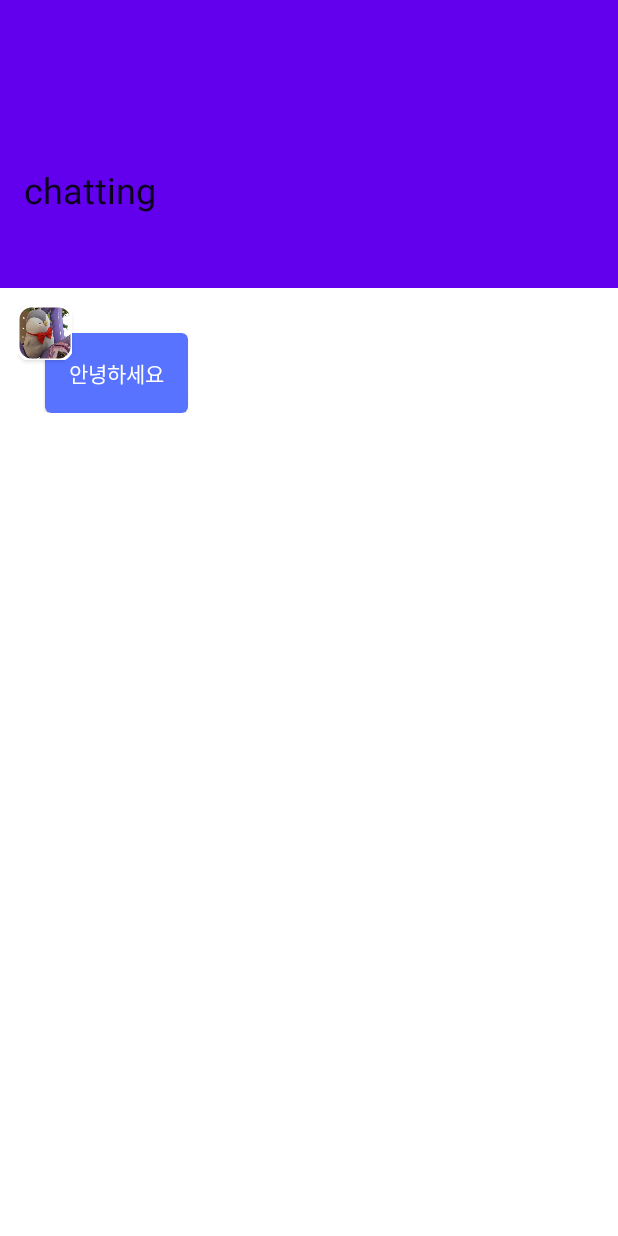
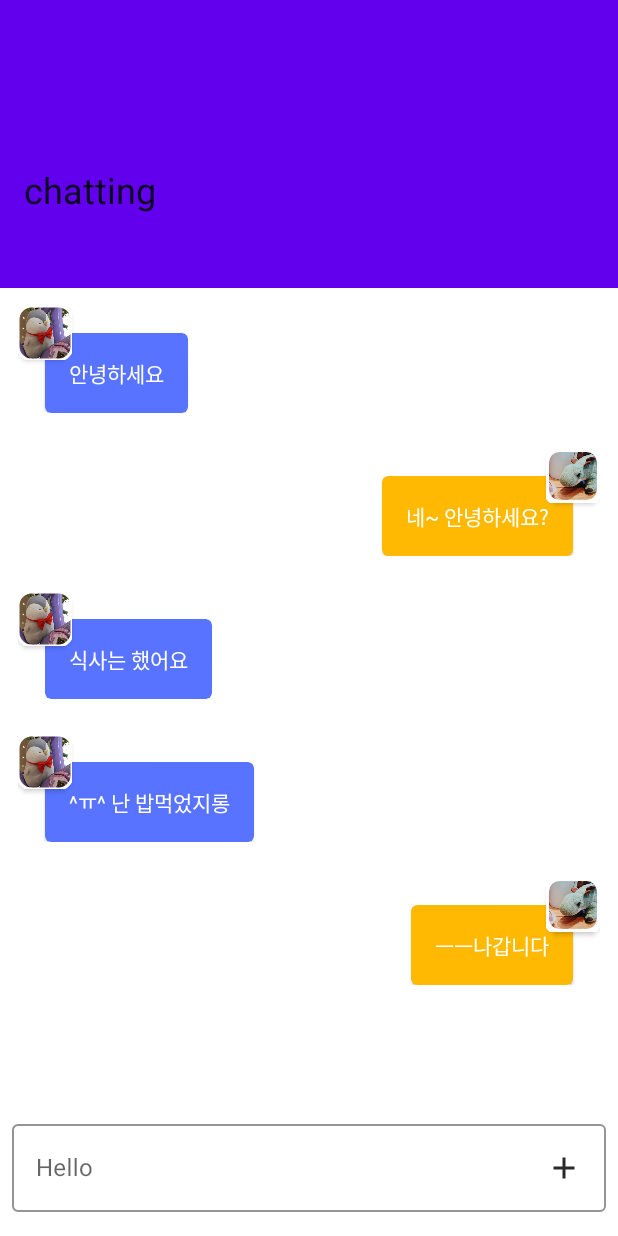
Before and after one commit to hakzzang/Burnout, an Android app: the MissionActivity screen opened directly, with no data from a screen before it, on a phone screen of 412 x 824 dp. Run offline under Robolectric (Android 15) with nearby library versions, the phone set to English and light mode, and no system bars; our stand-ins replace CircleImageView, data binding.

Commit message:
Revert "close #22 스크립트 매니저 추가하기"

```diff
--- a/app/src/main/java/com/hbs/burnout/core/BaseActivity.kt
+++ b/app/src/main/java/com/hbs/burnout/core/BaseActivity.kt
@@ -110,8 +110,6 @@ abstract class BaseActivity<B : ViewDataBinding> : AppCompatActivity() {
                     rootView, R.attr.colorSurface
                 ))
 
-            setEnterSharedElementCallback(MaterialContainerTransformSharedElementCallback())
-            setExitSharedElementCallback(MaterialContainerTransformSharedElementCallback())
             window.sharedElementsUseOverlay = false
             window.sharedElementEnterTransition = enterTransition
             window.sharedElementReturnTransition = returnTransition
--- a/app/src/main/java/com/hbs/burnout/model/Chatting.kt
+++ b/app/src/main/java/com/hbs/burnout/model/Chatting.kt
@@ -1,6 +1,6 @@
 package com.hbs.burnout.model
 
-data class Chatting(var user:Int, var message:String, var event:Int, var id:Int){
+data class Chatting(val user:Int, val message:String, val event:Int){
     var userType : UserType = UserType.YOU
     var eventType : EventType = EventType.CHATTING
     fun parse(){
--- a/app/src/main/java/com/hbs/burnout/ui/mission/ChattingAdapter.kt
+++ b/app/src/main/java/com/hbs/burnout/ui/mission/ChattingAdapter.kt
@@ -11,7 +11,7 @@ import com.hbs.burnout.databinding.ItemYourChattingBinding
 import com.hbs.burnout.model.Chatting
 
 class ChattingAdapter : ListAdapter<Chatting, RecyclerView.ViewHolder>(object : DiffUtil.ItemCallback<Chatting>() {
-    override fun areItemsTheSame(oldItem: Chatting, newItem: Chatting): Boolean = oldItem.message == newItem.message
+    override fun areItemsTheSame(oldItem: Chatting, newItem: Chatting): Boolean = oldItem == newItem
     override fun areContentsTheSame(oldItem: Chatting, newItem: Chatting): Boolean = oldItem.user == newItem.user && oldItem.message == newItem.message
 }) {
     override fun onCreateViewHolder(parent: ViewGroup, viewType: Int): RecyclerView.ViewHolder {
--- a/app/src/main/java/com/hbs/burnout/ui/mission/MissionActivity.kt
+++ b/app/src/main/java/com/hbs/burnout/ui/mission/MissionActivity.kt
@@ -4,21 +4,16 @@ import android.os.Build
 import android.os.Bundle
 import android.view.Window
 import androidx.activity.viewModels
-import androidx.lifecycle.Observer
 import androidx.recyclerview.widget.LinearLayoutManager
 import com.google.android.material.transition.platform.MaterialContainerTransformSharedElementCallback
 import com.hbs.burnout.core.BaseActivity
 import com.hbs.burnout.databinding.ActivityMissionBinding
-import com.hbs.burnout.utils.TransitionConfigure
+import com.hbs.burnout.model.Chatting
 import com.hbs.burnout.utils.TransitionNavigation
 
 class MissionActivity : BaseActivity<ActivityMissionBinding>() {
-    private val missionNumber = 0
     private val viewModel by viewModels<MissionViewModel>()
-    private val chattingAdapter by lazy{
-        ChattingAdapter()
-    }
-
+    private val chattingAdapter = ChattingAdapter()
     override fun bindBinding() = ActivityMissionBinding.inflate(layoutInflater)
 
     override fun isUseTransition(): Boolean = true
@@ -33,33 +28,23 @@ class MissionActivity : BaseActivity<ActivityMissionBinding>() {
     }
 
     override fun transitionLogic() {
-        val transitionType = intent.getStringExtra(TransitionConfigure.TRANSITION_TYPE)
-        if(transitionType==TransitionConfigure.ARC_TYPE){
-            setArcTransition(binding.root, TransitionNavigation.MISSION)
-        }else{
-            setHoldContainerTransition(binding.root, TransitionNavigation.MISSION)
-        }
-
+        setHoldContainerTransition(binding.root, TransitionNavigation.MISSION)
     }
 
     override fun onCreate(savedInstanceState: Bundle?) {
         super.onCreate(savedInstanceState)
         initView(binding)
-        observeViewModel()
     }
 
     private fun initView(binding:ActivityMissionBinding){
-        binding.rvChatting.apply {
-            itemAnimator = null // remove update animation
-            adapter = chattingAdapter
-            layoutManager = LinearLayoutManager(this@MissionActivity)
-        }
-
-    }
-
-    private fun observeViewModel(){
-        viewModel.makeScriptLiveData(missionNumber).observe(this, Observer{
-            chattingAdapter.submitList(it.toList())
-        })
+        binding.rvChatting.adapter = chattingAdapter
+        binding.rvChatting.layoutManager = LinearLayoutManager(this)
+        chattingAdapter.submitList(listOf(
+            Chatting(0, "안녕하세요", 0),
+            Chatting(1, "네~ 안녕하세요?", 0),
+            Chatting(0, "식사는 했어요", 0),
+            Chatting(0, "^ㅠ^ 난 밥먹었지롱", 0),
+            Chatting(1, "ㅡㅡ나갑니다", 0)
+        ))
     }
 }
--- a/app/src/main/java/com/hbs/burnout/ui/mission/MissionViewModel.kt
+++ b/app/src/main/java/com/hbs/burnout/ui/mission/MissionViewModel.kt
@@ -2,18 +2,7 @@ package com.hbs.burnout.ui.mission
 
 import androidx.hilt.lifecycle.ViewModelInject
 import androidx.lifecycle.ViewModel
-import androidx.lifecycle.liveData
-import androidx.lifecycle.viewModelScope
-import com.hbs.burnout.model.Chatting
-import com.hbs.burnout.utils.ScriptManager
-import com.hbs.burnout.utils.ScriptManagerImpl
-import kotlinx.coroutines.Dispatchers
 
 class MissionViewModel @ViewModelInject constructor() : ViewModel() {
-    private val scriptManager: ScriptManager = ScriptManagerImpl()
 
-    fun makeScriptLiveData(missionNumber: Int) =
-        liveData<List<Chatting>>(context = viewModelScope.coroutineContext + Dispatchers.IO) {
-            scriptManager.playScript(missionNumber, this)
-        }
 }
--- a/app/src/main/java/com/hbs/burnout/utils/ScriptManager.kt
+++ /dev/null
@@ -1,76 +0,0 @@
-package com.hbs.burnout.utils
-
-import androidx.lifecycle.LiveDataScope
-import com.hbs.burnout.model.Chatting
-import kotlinx.coroutines.delay
-
-object ScriptConfiguration {
-    const val READING_SPEED = 250
-}
-
-interface ScriptManager {
-    //scriptCallback은 Chatting 클래스에서 대본의 정보를 모두 담고 있고,
-    //String을 통해서 speed에 따른 말하는 내용이 담겨져 있습니다.
-    suspend fun playScript(missionNumber: Int, liveDataScope: LiveDataScope<List<Chatting>>)
-}
-
-class ScriptManagerImpl : ScriptManager {
-    private val scriptStorage = ScriptStorage()
-
-    override suspend fun playScript(
-        missionNumber: Int,
-        liveDataScope: LiveDataScope<List<Chatting>>
-    ) {
-        val script = searchScript(missionNumber)
-        readScript(script, ScriptConfiguration.READING_SPEED, liveDataScope)
-    }
-
-    private fun searchScript(missionNumber: Int): List<Chatting> {
-        return scriptStorage.search(missionNumber)
-    }
-
-    private suspend fun readScript(
-        allScript: List<Chatting>,
-        speed: Int,
-        liveDataScope: LiveDataScope<List<Chatting>>
-    ) {
-        val newScript = mutableListOf<Chatting>()
-        //0....10
-        //안..녕..하..세..요
-        //O(n2)
-        allScript.forEachIndexed { index, script ->
-            for (newWord in script.message.split("")) {
-                delay(speed.toLong())
-                updateScript(script, newScript, newWord, index)
-                liveDataScope.emit(newScript)
-            }
-        }
-    }
-
-    private fun updateScript(script: Chatting, newScript:MutableList<Chatting>, newWord:String, index:Int){
-        if(newScript.getOrNull(index) == null){
-            newScript.add(index, Chatting(script.user, newWord, script.event, script.id))
-        }else{
-            val newMessage=  newScript[index].message + newWord
-            newScript[index] = Chatting(script.user, newMessage , script.event, script.id)
-        }
-    }
-}
-
-class ScriptStorage {
-    private val mission1 = listOf(
-        Chatting(0, "안녕하세요", 0, 1),
-        Chatting(0, "네~ 안녕하세요?", 0, 2),
-        Chatting(0, "식사는 했어요", 0, 3),
-        Chatting(0, "^ㅠ^ 난 밥먹었지롱", 0, 4),
-        Chatting(0, "ㅡㅡ나갑니다", 0, 5)
-    )
-
-    fun search(missionNumber: Int): List<Chatting> {
-        when (missionNumber) {
-            1 -> return mission1
-        }
-
-        return mission1
-    }
-}
--- a/app/src/main/java/com/hbs/burnout/utils/TransitionManager.kt
+++ b/app/src/main/java/com/hbs/burnout/utils/TransitionManager.kt
@@ -9,9 +9,6 @@ import com.google.android.material.transition.platform.MaterialContainerTransfor
 object TransitionConfigure {
     const val START_DURATION = 350L
     const val END_DURATION = 350L
-    const val ARC_TYPE = "ARC_TYPE"
-    const val LINEAR_TYPE = "LINEAR_TYPE"
-    const val TRANSITION_TYPE = "TRANSITION_TYPE"
 }
 
 object TransitionNavigation{
--- a/app/src/main/res/layout/activity_mission.xml
+++ b/app/src/main/res/layout/activity_mission.xml
@@ -37,5 +37,28 @@
             android:layout_height="match_parent"
             app:layout_behavior="@string/appbar_scrolling_view_behavior"/>
 
+        <com.google.android.material.textfield.TextInputLayout
+            style="@style/ChattingTextInputLabel"
+            android:id="@+id/input_layout_subject"
+            android:layout_width="match_parent"
+            android:layout_marginLeft="8dp"
+            android:layout_marginTop="8dp"
+            android:layout_marginRight="8dp"
+            android:layout_height="wrap_content"
+            android:layout_gravity="bottom"
+            android:layout_marginBottom="16dp"
+            android:hint="Hello">
+
+            <com.google.android.material.textfield.TextInputEditText
+                android:id="@+id/getSubjectET"
+                android:layout_width="match_parent"
+                android:layout_height="match_parent"
+                android:autofillHints="timetable_subject"
+                android:maxLines="1"
+                android:singleLine="true"
+                android:imeOptions="actionNext"
+                android:drawableEnd="@drawable/ic_baseline_add_24"/>
+        </com.google.android.material.textfield.TextInputLayout>
+
     </androidx.coordinatorlayout.widget.CoordinatorLayout>
 </layout>
--- a/app/src/main/res/layout/item_my_chatting.xml
+++ b/app/src/main/res/layout/item_my_chatting.xml
@@ -32,8 +32,8 @@
             <com.google.android.material.textview.MaterialTextView
                 android:id="@+id/tv_chatting"
                 style="@style/Widget.MaterialComponents.TextInputLayout.FilledBox"
-                android:layout_width="wrap_content"
-                android:layout_height="wrap_content"
+                android:layout_width="match_parent"
+                android:layout_height="match_parent"
                 android:layout_margin="16dp"
                 android:textColor="@android:color/white"
                 tools:text="hello 멍청이" />
--- a/app/src/main/res/layout/item_your_chatting.xml
+++ b/app/src/main/res/layout/item_your_chatting.xml
@@ -32,8 +32,8 @@
             <com.google.android.material.textview.MaterialTextView
                 style="@style/Widget.MaterialComponents.TextInputLayout.FilledBox"
                 android:id="@+id/tv_chatting"
-                android:layout_width="wrap_content"
-                android:layout_height="wrap_content"
+                android:layout_width="match_parent"
+                android:layout_height="match_parent"
                 android:layout_margin="16dp"
                 android:textColor="@android:color/white"
                 tools:text="안녕~~~~"
```
Also changed, not shown: app/src/main/java/com/hbs/burnout/core/Event.kt (deleted, +0 -41 lines), app/src/main/java/com/hbs/burnout/ui/main/MainActivity.kt (+3 -24 lines), app/src/main/java/com/hbs/burnout/ui/main/MainViewModel.kt (+0 -9 lines), app/src/main/res/layout/activity_main.xml (+0 -8 lines).
